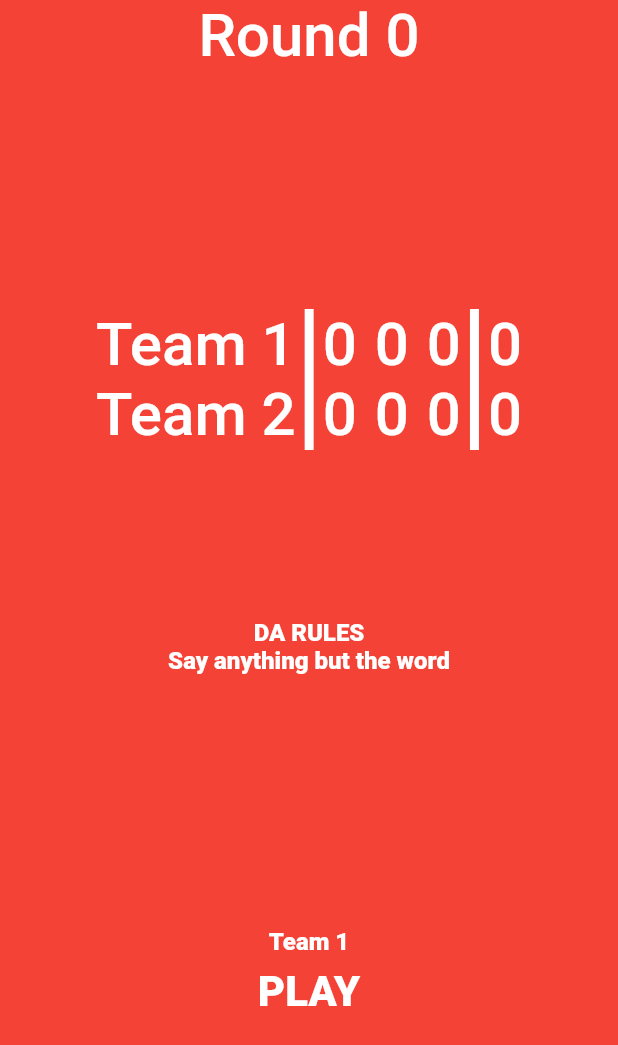
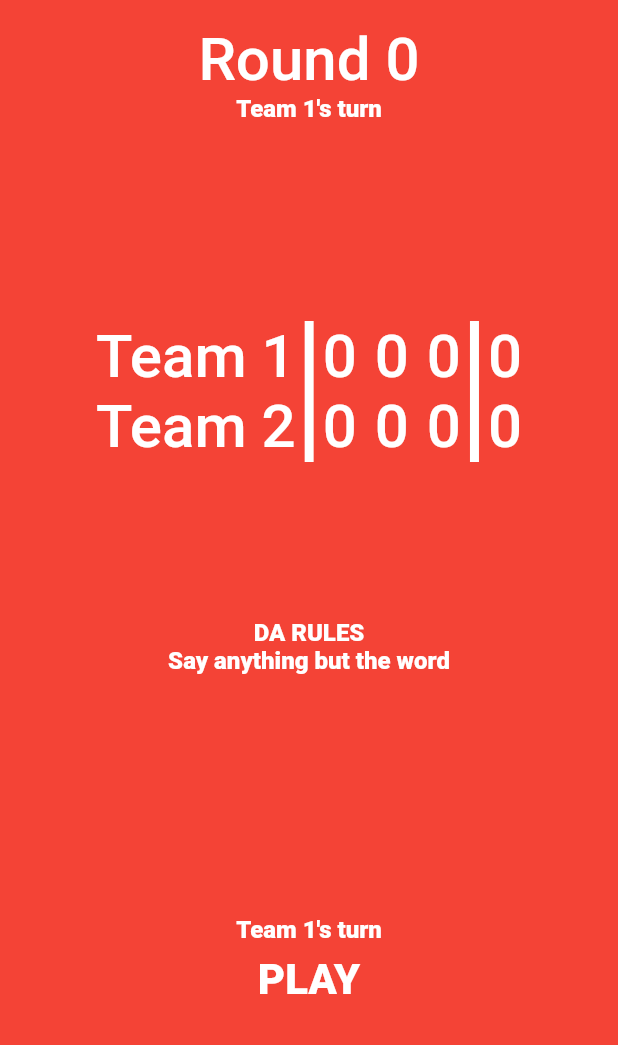
Before and after one commit to teejstroyer/fish_bowl_game, a Flutter app: the RoundResultsScreeen screen opened directly, on a phone screen of 412 x 824 dp. Shown: the top 1045 px of the screen. Run offline on Flutter 3.47's test engine with Material 2 defaults, Android fonts, the phone set to English and light mode, and no system bars.

Commit message:
temporary results page, needs logic for ending game and what not

```diff
--- a/lib/round_results_screen.dart
+++ b/lib/round_results_screen.dart
@@ -11,9 +11,8 @@ class RoundResultsScreeen extends StatelessWidget {
   Widget build(BuildContext context) {
     var gameModel = Provider.of<GameModel>(context, listen: false);
     var countDownTimer = Provider.of<CountDownTimer>(context, listen: false);
-    String roundMessage = "";
-    if (countDownTimer.time < countDownTimer.maxTime &&
-        countDownTimer.time > 0) {
+    String roundMessage = "${gameModel.team}'s turn";
+    if (countDownTimer.time < countDownTimer.maxTime && countDownTimer.time > 0) {
       roundMessage =
           "It is STILL ${gameModel.team}'s turn, they have ${countDownTimer.time} seconds left to start the new round";
     }
@@ -23,8 +22,9 @@ class RoundResultsScreeen extends StatelessWidget {
         color: gameModel.gameColor,
         child: SafeArea(
           child: Center(
+            child: Padding(
+              padding: const EdgeInsets.all(16.0),
               child: Column(
-              mainAxisAlignment: MainAxisAlignment.spaceEvenly,
                 children: [
                   Expanded(
                     child: Column(
@@ -41,15 +41,21 @@ class RoundResultsScreeen extends StatelessWidget {
                   Expanded(
                     child: Column(
                       children: [
-                      const Text("DA RULES"),
-                      Text(gameModel.rules),
+                        Text(
+                          "DA RULES",
+                          style: Theme.of(context).textTheme.bodyMedium,
+                        ),
+                        Text(
+                          gameModel.rules,
+                          style: Theme.of(context).textTheme.bodyMedium,
+                        ),
                       ],
                     ),
                   ),
                   Expanded(
                     child: Column(
                       children: [
-                      Text(gameModel.team),
+                        Text(roundMessage),
                         TextButton(
                           onPressed: () {
                             gameModel.showGameScreen(context);
@@ -64,6 +70,7 @@ class RoundResultsScreeen extends StatelessWidget {
             ),
           ),
         ),
+      ),
     );
   }
 }
```
Lines whose indentation alone changed are shown as unchanged.
